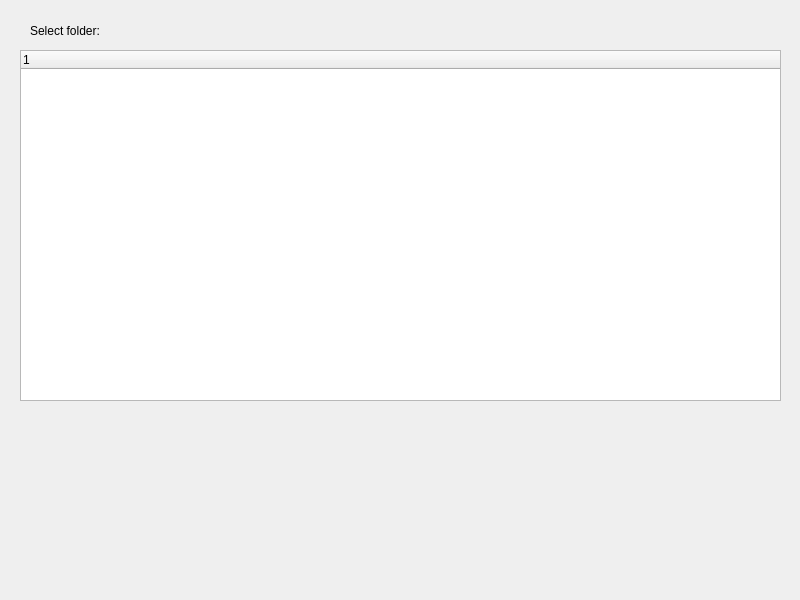
Before: the Qt Designer form pCloud/sharefolderwindow.ui in pcloudcom/pfs-gui, drawn with Qt 5.
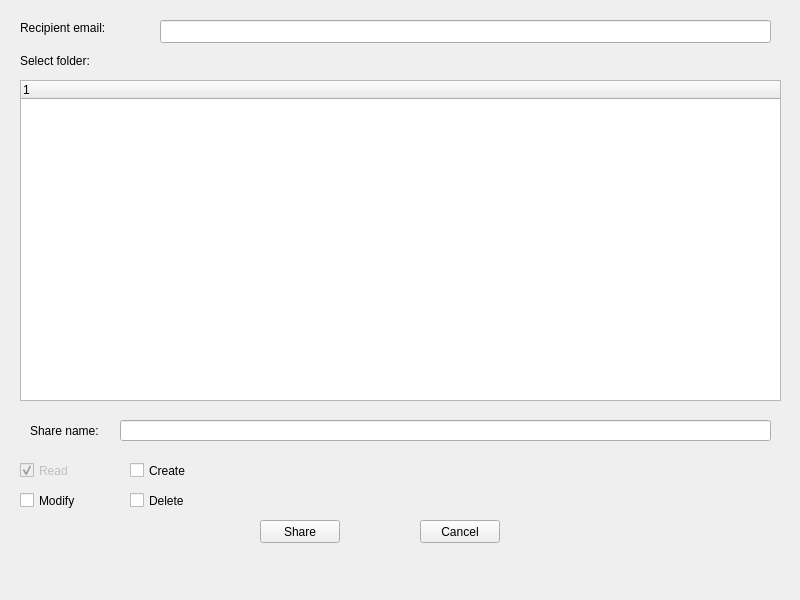
After: the same form once the commit is applied.

Commit message: support sending shares

The edit to the form file:
```diff
--- a/pCloud/sharefolderwindow.ui
+++ b/pCloud/sharefolderwindow.ui
@@ -17,8 +17,8 @@
    <widget class="QLabel" name="label">
     <property name="geometry">
      <rect>
-      <x>30</x>
-      <y>20</y>
+      <x>20</x>
+      <y>50</y>
       <width>131</width>
       <height>21</height>
      </rect>
@@ -31,9 +31,9 @@
     <property name="geometry">
      <rect>
       <x>20</x>
-      <y>50</y>
+      <y>80</y>
       <width>761</width>
-      <height>351</height>
+      <height>321</height>
      </rect>
     </property>
     <column>
@@ -42,6 +42,152 @@
      </property>
     </column>
    </widget>
+   <widget class="QLabel" name="label_2">
+    <property name="geometry">
+     <rect>
+      <x>20</x>
+      <y>20</y>
+      <width>131</width>
+      <height>16</height>
+     </rect>
+    </property>
+    <property name="text">
+     <string>Recipient email:</string>
+    </property>
+   </widget>
+   <widget class="QLineEdit" name="email">
+    <property name="geometry">
+     <rect>
+      <x>160</x>
+      <y>20</y>
+      <width>611</width>
+      <height>23</height>
+     </rect>
+    </property>
+   </widget>
+   <widget class="QCheckBox" name="permRead">
+    <property name="enabled">
+     <bool>false</bool>
+    </property>
+    <property name="geometry">
+     <rect>
+      <x>20</x>
+      <y>460</y>
+      <width>79</width>
+      <height>21</height>
+     </rect>
+    </property>
+    <property name="text">
+     <string>Read</string>
+    </property>
+    <property name="checkable">
+     <bool>true</bool>
+    </property>
+    <property name="checked">
+     <bool>true</bool>
+    </property>
+   </widget>
+   <widget class="QCheckBox" name="permModify">
+    <property name="geometry">
+     <rect>
+      <x>20</x>
+      <y>490</y>
+      <width>79</width>
+      <height>21</height>
+     </rect>
+    </property>
+    <property name="text">
+     <string>Modify</string>
+    </property>
+   </widget>
+   <widget class="QCheckBox" name="permCreate">
+    <property name="geometry">
+     <rect>
+      <x>130</x>
+      <y>460</y>
+      <width>79</width>
+      <height>21</height>
+     </rect>
+    </property>
+    <property name="text">
+     <string>Create</string>
+    </property>
+   </widget>
+   <widget class="QCheckBox" name="permDelete">
+    <property name="geometry">
+     <rect>
+      <x>130</x>
+      <y>490</y>
+      <width>79</width>
+      <height>21</height>
+     </rect>
+    </property>
+    <property name="text">
+     <string>Delete</string>
+    </property>
+   </widget>
+   <widget class="QPushButton" name="sharebutton">
+    <property name="geometry">
+     <rect>
+      <x>260</x>
+      <y>520</y>
+      <width>80</width>
+      <height>23</height>
+     </rect>
+    </property>
+    <property name="text">
+     <string>Share</string>
+    </property>
+   </widget>
+   <widget class="QPushButton" name="cancelbutton">
+    <property name="geometry">
+     <rect>
+      <x>420</x>
+      <y>520</y>
+      <width>80</width>
+      <height>23</height>
+     </rect>
+    </property>
+    <property name="text">
+     <string>Cancel</string>
+    </property>
+   </widget>
+   <widget class="QLabel" name="error">
+    <property name="geometry">
+     <rect>
+      <x>230</x>
+      <y>470</y>
+      <width>551</width>
+      <height>31</height>
+     </rect>
+    </property>
+    <property name="text">
+     <string/>
+    </property>
+   </widget>
+   <widget class="QLabel" name="label_3">
+    <property name="geometry">
+     <rect>
+      <x>30</x>
+      <y>420</y>
+      <width>81</width>
+      <height>21</height>
+     </rect>
+    </property>
+    <property name="text">
+     <string>Share name:</string>
+    </property>
+   </widget>
+   <widget class="QLineEdit" name="sharename">
+    <property name="geometry">
+     <rect>
+      <x>120</x>
+      <y>420</y>
+      <width>651</width>
+      <height>21</height>
+     </rect>
+    </property>
+   </widget>
   </widget>
  </widget>
  <resources/>
```
The commit also changes 2 other files.
